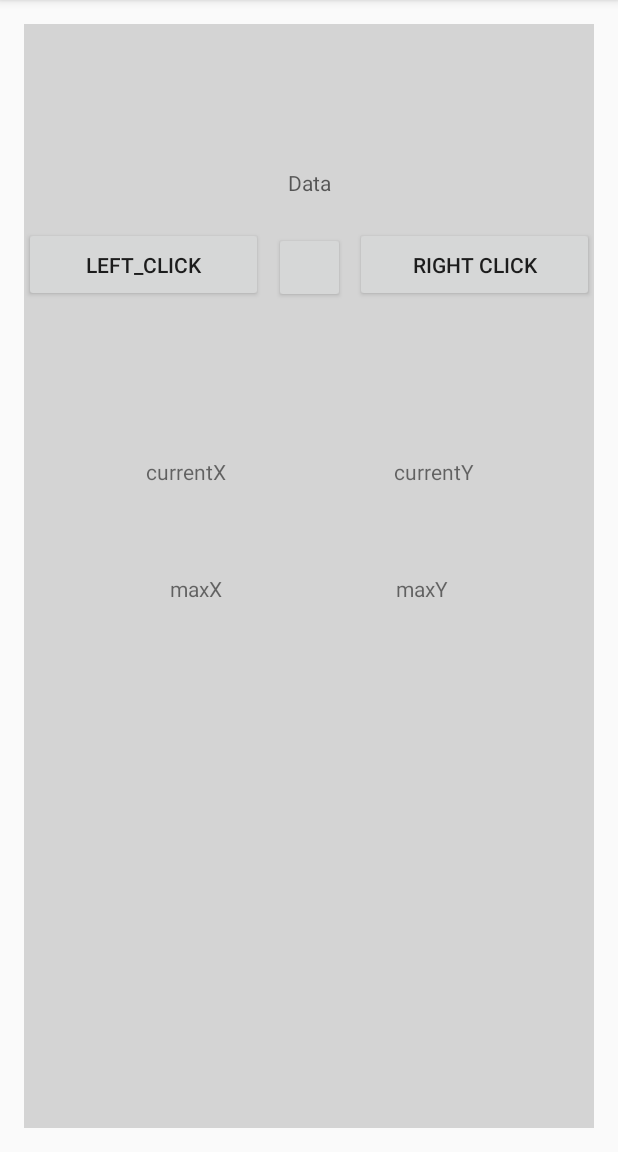
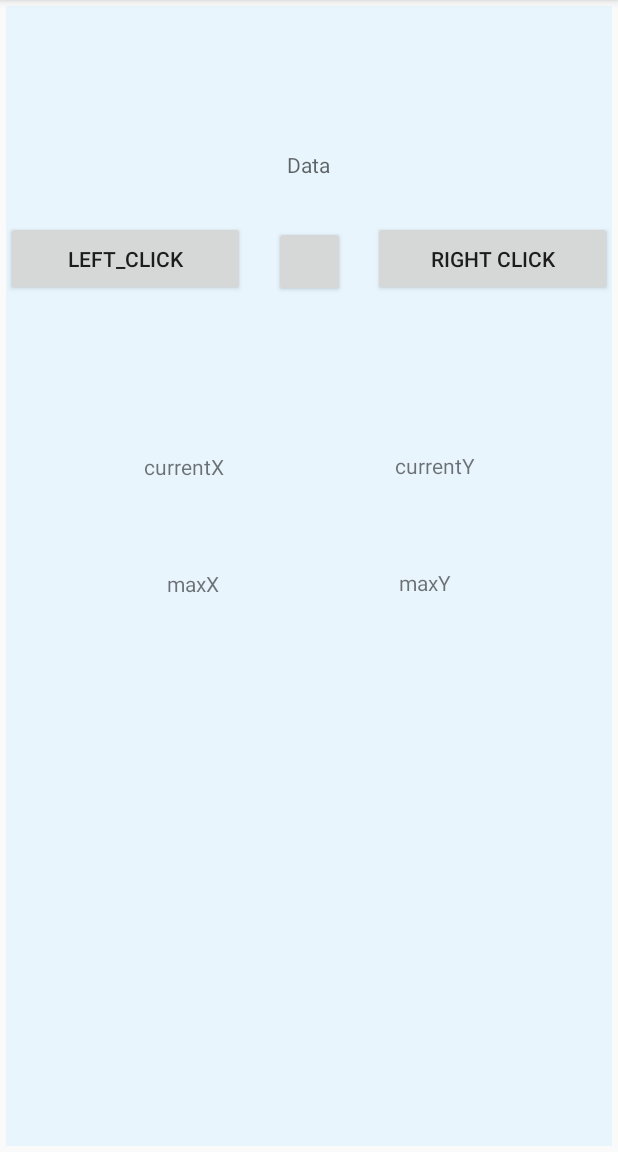
Before and after one commit to ahmadsaad007/Mobisible-Mouse, an Android app: the screen it shows after launch (MainActivity), on a phone screen of 412 x 824 dp, the part 84-1236 px from its top. Run offline under Robolectric (Android 15) with nearby library versions, the phone set to English and light mode, and no system bars.

Commit message:
UI customized. Added Functionality

```diff
--- a/app/src/main/res/layout/activity_main.xml
+++ b/app/src/main/res/layout/activity_main.xml
@@ -4,14 +4,14 @@
     xmlns:tools="http://schemas.android.com/tools"
     android:layout_width="match_parent"
     android:layout_height="match_parent"
-    android:layout_margin="16dp"
-    android:background="#D4D4D4"
+    android:layout_margin="4dp"
+    android:background="#70D1EDFF"
     tools:context=".MainActivity">
 
     <TextView
         android:id="@+id/message"
-        android:layout_width="match_parent"
-        android:layout_height="wrap_content"
+        android:layout_width="406dp"
+        android:layout_height="27dp"
         android:layout_above="@+id/button"
         android:layout_marginTop="96dp"
         android:hint="Data"
@@ -28,7 +28,9 @@
         android:layout_height="50dp"
         android:layout_alignParentBottom="true"
         android:layout_marginTop="20dp"
+        android:layout_marginEnd="19dp"
         android:text="Left_Click"
+        app:layout_constraintEnd_toStartOf="@+id/button4"
         app:layout_constraintStart_toStartOf="parent"
         app:layout_constraintTop_toBottomOf="@+id/message" />
 
@@ -39,8 +41,11 @@
         android:layout_alignParentBottom="true"
         android:layout_marginStart="220dp"
         android:layout_marginTop="20dp"
+        android:layout_marginBottom="103dp"
         android:text="Right Click"
+        app:layout_constraintBottom_toTopOf="@+id/currentY"
         app:layout_constraintEnd_toEndOf="parent"
+        app:layout_constraintHorizontal_bias="1.0"
         app:layout_constraintStart_toStartOf="parent"
         app:layout_constraintTop_toBottomOf="@+id/message" />
 
@@ -103,6 +108,8 @@
         android:layout_width="47dp"
         android:layout_height="47dp"
         android:layout_marginTop="23dp"
+        android:layout_marginBottom="103dp"
+        app:layout_constraintBottom_toTopOf="@+id/currentX"
         app:layout_constraintEnd_toEndOf="parent"
         app:layout_constraintStart_toStartOf="parent"
         app:layout_constraintTop_toBottomOf="@+id/message" />
```
